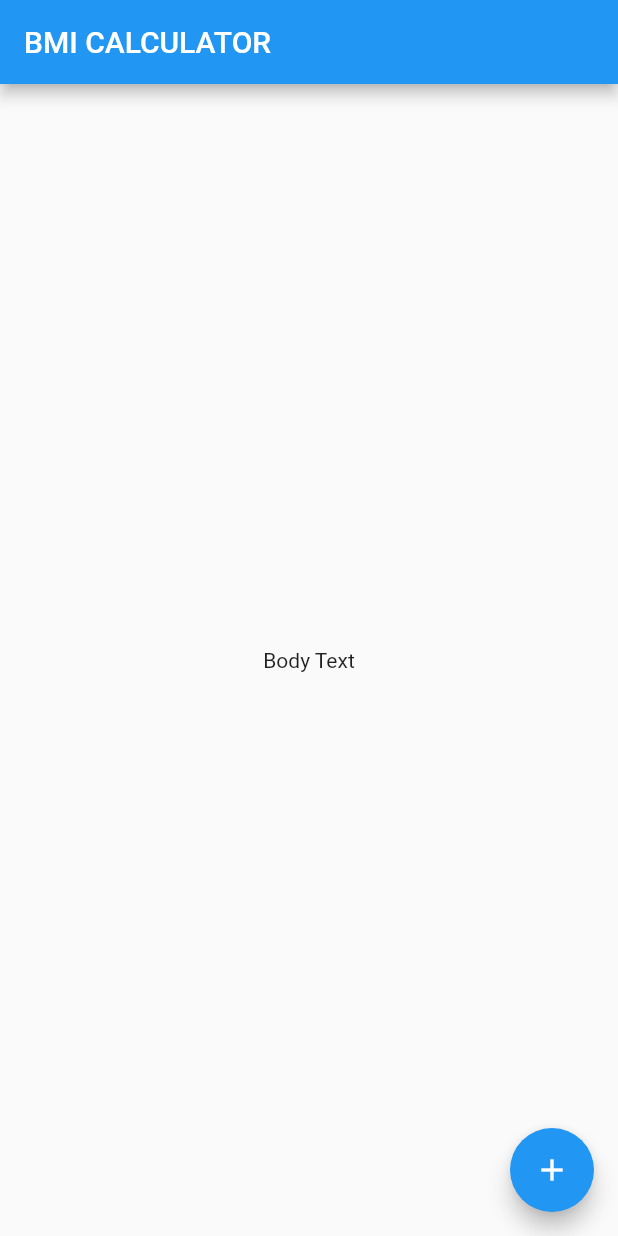
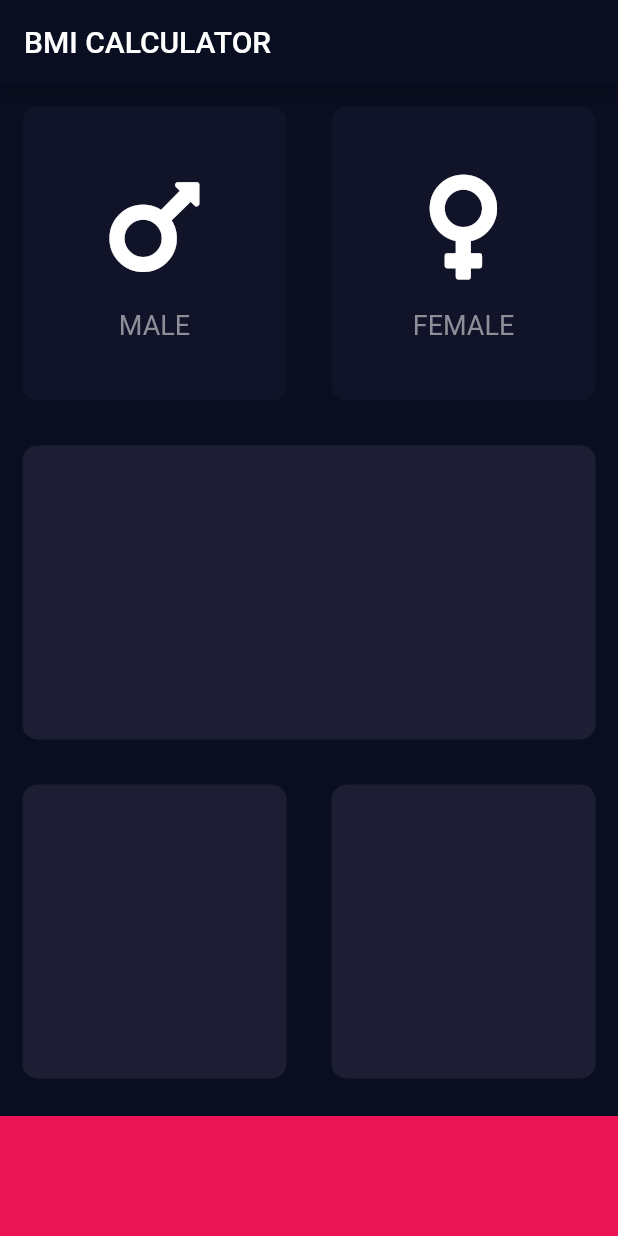
Before and after one commit to ElbertTse/Flutter-Udemy-Course, a Flutter app: the screen it shows after launch, on a phone screen of 412 x 824 dp. Run offline on Flutter 3.47's test engine with Material 2 defaults, Android fonts, the phone set to English and light mode, and no system bars; our stand-ins replace font_awesome_flutter, rflutter_alert.

Commit message:
Finished 139

```diff
--- /dev/null
+++ b/bmi-calculator-flutter/lib/icon_content.dart
@@ -0,0 +1,30 @@
+import 'package:flutter/material.dart';
+
+const labelTextStyle = TextStyle(color: Color(0xFF8D8E98), fontSize: 18.0);
+
+class IconContent extends StatelessWidget {
+  final IconData img;
+  final String text;
+
+  IconContent({@required this.img, @required this.text});
+
+  @override
+  Widget build(BuildContext context) {
+    return Column(
+      mainAxisAlignment: MainAxisAlignment.center,
+      children: [
+        Icon(
+          img,
+          size: 80.0,
+        ),
+        SizedBox(
+          height: 15,
+        ),
+        Text(
+          text,
+          style: labelTextStyle,
+        ),
+      ],
+    );
+  }
+}
--- /dev/null
+++ b/bmi-calculator-flutter/lib/input_page.dart
@@ -0,0 +1,88 @@
+import 'package:flutter/material.dart';
+import 'package:font_awesome_flutter/font_awesome_flutter.dart';
+import 'icon_content.dart';
+import 'reusable_card.dart';
+
+const double bottomContainerHeight = 80.0;
+const Color activeColor = Color(0xFF1D1E33);
+const Color inactiveColor = Color(0xFF111328);
+const Color bottomContainerColor = Color(0xFFEB1555);
+enum Gender{female, male}
+
+class InputPage extends StatefulWidget {
+  @override
+  _InputPageState createState() => _InputPageState();
+}
+
+class _InputPageState extends State<InputPage> {
+
+  Gender selected;
+
+  @override
+  Widget build(BuildContext context) {
+    return Scaffold(
+      appBar: AppBar(
+        title: Text('BMI CALCULATOR'),
+      ),
+      body: Column(
+        children: [
+          Expanded(
+            child: Row(
+              children: [
+                Expanded(
+                  child: ReusableCard(
+                    onPress: (){ // defining our function here so we can pass to reusable card
+                      setState(() {
+                        selected = Gender.male;
+                      });
+                    },
+                    myColor: selected == Gender.male ? activeColor : inactiveColor,
+                    cardChild: IconContent(
+                      img: FontAwesomeIcons.mars,
+                      text: 'MALE',
+                    ),
+                  ),
+                ),
+                Expanded(
+                  child: ReusableCard(
+                    onPress: (){
+                      setState((){
+                        selected = Gender.female;
+                      });
+                    },
+                    myColor: selected == Gender.female ? activeColor : inactiveColor,
+                    cardChild: IconContent(
+                      img: FontAwesomeIcons.venus,
+                      text: 'FEMALE',
+                    ),
+                  ),
+                ),
+              ],
+            ),
+          ),
+          Expanded(
+            child: ReusableCard(myColor: activeColor),
+          ),
+          Expanded(
+            child: Row(
+              children: [
+                Expanded(
+                  child: ReusableCard(myColor: activeColor),
+                ),
+                Expanded(
+                  child: ReusableCard(myColor: activeColor),
+                ),
+              ],
+            ),
+          ),
+          Container(
+            color: bottomContainerColor,
+            margin: EdgeInsets.only(top: 10.0),
+            width: double.infinity,
+            height: bottomContainerHeight,
+          ),
+        ],
+      ),
+    );
+  }
+}
--- a/bmi-calculator-flutter/lib/main.dart
+++ b/bmi-calculator-flutter/lib/main.dart
@@ -1,4 +1,5 @@
 import 'package:flutter/material.dart';
+import 'input_page.dart';
 
 void main() => runApp(BMICalculator());
 
@@ -6,29 +7,12 @@ class BMICalculator extends StatelessWidget {
   @override
   Widget build(BuildContext context) {
     return MaterialApp(
+      theme: ThemeData.dark().copyWith(
+        primaryColor: Color(0xFF0A0E21),
+        scaffoldBackgroundColor: Color(0xFF0A0E21),
+        accentColor: Colors.purple,
+      ),
       home: InputPage(),
     );
   }
 }
-
-class InputPage extends StatefulWidget {
-  @override
-  _InputPageState createState() => _InputPageState();
-}
-
-class _InputPageState extends State<InputPage> {
-  @override
-  Widget build(BuildContext context) {
-    return Scaffold(
-      appBar: AppBar(
-        title: Text('BMI CALCULATOR'),
-      ),
-      body: Center(
-        child: Text('Body Text'),
-      ),
-      floatingActionButton: FloatingActionButton(
-        child: Icon(Icons.add),
-      ),
-    );
-  }
-}
--- /dev/null
+++ b/bmi-calculator-flutter/lib/reusable_card.dart
@@ -0,0 +1,27 @@
+import 'package:flutter/material.dart';
+
+class ReusableCard extends StatelessWidget {
+  final Color myColor;
+  final Widget cardChild;
+  final Function onPress;
+
+  ReusableCard({@required this.myColor, this.cardChild, this.onPress});
+
+  @override
+  Widget build(BuildContext context) {
+    return GestureDetector(
+      onTap: () {
+        onPress(); // this is passed to the constructor.
+      },
+      child: Container(
+        child: cardChild,
+        margin: EdgeInsets.all(15.0),
+        decoration: BoxDecoration(
+          //gives a rounded corner to our box
+          color: myColor,
+          borderRadius: BorderRadius.circular(10.0),
+        ),
+      ),
+    );
+  }
+}
--- a/bmi-calculator-flutter/pubspec.yaml
+++ b/bmi-calculator-flutter/pubspec.yaml
@@ -11,6 +11,7 @@ dependencies:
     sdk: flutter
 
   cupertino_icons: ^0.1.2
+  font_awesome_flutter: ^8.4.0
 
 dev_dependencies:
   flutter_test:
```
